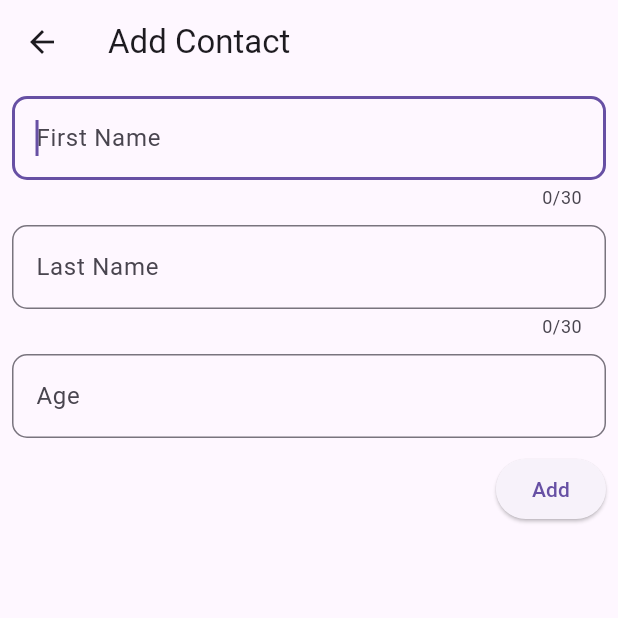
After one commit to feder1402/flutter_keys, a Flutter app: the screen it shows after launch, after a tap on the "delete" icon, after a tap on the "add" icon, on a phone screen of 412 x 824 dp, the top half of it. The commit adds this screen. Run offline on Flutter 3.47's test engine with Material 3 defaults, Android fonts, the phone set to English and light mode, and no system bars.

Commit message:
Replaced TextField by TextFormField

```diff
--- a/lib/components/input_fields/src/integer_input_field.dart
+++ b/lib/components/input_fields/src/integer_input_field.dart
@@ -15,7 +15,7 @@
 
   @override
   Widget build(BuildContext context) {
-    return TextField(
+    return TextFormField(
       controller: controller,
       decoration: InputDecoration(
           hintText: hintText,
--- /dev/null
+++ b/lib/components/page_frame.dart
@@ -0,0 +1,25 @@
+import 'package:flutter/material.dart';
+
+class PageFrame extends StatelessWidget {
+  final Widget child;
+  final Widget? title;
+  final List<Widget>? actions;
+
+  const PageFrame({super.key, required this.child, this.title, this.actions});
+
+  @override
+  Widget build(BuildContext context) {
+    return Scaffold(
+      appBar: AppBar(
+        title: title,
+        actions: actions,
+      ),
+      body: SafeArea(
+        child: Padding(
+          padding: const EdgeInsets.all(8.0),
+          child: child,
+        ),
+      ),
+    );
+  }
+}
--- a/lib/pages/home_page/home_page.dart
+++ b/lib/pages/home_page/home_page.dart
@@ -1,7 +1,8 @@
 import 'package:flutter/material.dart';
+import 'package:flutter_keys/components/page_frame.dart';
 import 'package:flutter_keys/models/contact.dart';
 import 'package:flutter_keys/pages/home_page/sections/contact_list/contact_list.dart';
-import 'package:flutter_keys/pages/home_page/sections/edit_contact.dart';
+import 'package:flutter_keys/pages/home_page/sections/contact_editor.dart';
 
 class HomePage extends StatefulWidget {
   const HomePage({super.key});
@@ -11,28 +12,33 @@
 }
 
 class _HomePageState extends State<HomePage> {
-  List<Contact> contacts = List.empty(growable: true);
+  List<Contact> contacts = [
+    Contact(firstName: 'John', lastName: 'Doe', age: 25),
+    Contact(firstName: 'Jane', lastName: 'Doe', age: 23),
+    Contact(firstName: 'Jimmy', lastName: 'Smith', age: 30),
+    Contact(firstName: 'Alice', lastName: 'Smith', age: 28),
+    Contact(firstName: 'Bob', lastName: 'Johnson', age: 35),
+    Contact(firstName: 'Vicki', lastName: 'Johnson', age: 33),
+    Contact(firstName: 'Tommy', lastName: 'Lee', age: 33),
+  ];
 
-  onSaveContact(contact) {
-    setState(() {
-      contacts.add(contact);
-    });
-  }
+  int selectedIndex = -1;
 
   @override
-  Widget build(BuildContext context) => Scaffold(
-        appBar: AppBar(
+  Widget build(BuildContext context) {
+    return PageFrame(
       title: const Text('Contacts'),
+      actions: [
+        IconButton(
+          icon: const Icon(Icons.add),
+          tooltip: 'Add Contact',
+          onPressed: () {
+            edit(-1);
+          },
         ),
-        body: SafeArea(
-          child: Padding(
-            padding: const EdgeInsets.all(8.0),
+      ],
       child: Column(
         children: [
-                ContactEditor(
-                  contact: contacts.isEmpty ? null : contacts.first,
-                  onSave: onSaveContact,
-                ),
           Expanded(
             child: contacts.isEmpty
                 ? const Center(
@@ -43,11 +49,49 @@
                   )
                 : ContactList(
                     contacts: contacts,
+                    onDelete: delete,
+                    onEdit: edit,
                   ),
           )
         ],
       ),
+    );
+  }
+
+  void delete(int index) {
+    setState(() {
+      contacts.removeAt(index);
+    });
+  }
+
+  void edit(int index) {
+    setState(() {
+      selectedIndex = index;
+    });
+    var contact =
+        contacts.isEmpty || selectedIndex == -1 ? null : contacts[index];
+    Navigator.of(context).push(
+      MaterialPageRoute(
+        builder: (context) => ContactEditor(
+          key: ValueKey(contact),
+          contact: contact,
+          onSave: onSaveContact,
         ),
       ),
     );
   }
+
+  onSaveContact(contact) {
+    Navigator.of(context).pop();
+    if (selectedIndex != -1) {
+      setState(() {
+        contacts[selectedIndex] = contact;
+        selectedIndex = -1;
+      });
+      return;
+    }
+    setState(() {
+      contacts.add(contact);
+    });
+  }
+}
--- a/lib/pages/home_page/sections/contact_list/contact_list.dart
+++ b/lib/pages/home_page/sections/contact_list/contact_list.dart
@@ -4,16 +4,33 @@
 
 class ContactList extends StatelessWidget {
   final List<Contact> contacts;
+  final void Function(int index) onDelete;
+  final void Function(int index) onEdit;
 
-  const ContactList({super.key, required this.contacts});
+  const ContactList({
+    super.key,
+    required this.contacts,
+    required this.onDelete,
+    required this.onEdit,
+  });
 
   @override
   Widget build(BuildContext context) {
     return ListView.builder(
-      itemBuilder: (context, index) => ContactTile(
-        contact: contacts[index],
-      ),
+      itemBuilder: buildItemWidget,
       itemCount: contacts.length,
     );
   }
+
+  Widget buildItemWidget(BuildContext context, int index) {
+    return ContactTile(
+      contact: contacts[index],
+      onDelete: () {
+        onDelete(index);
+      },
+      onEdit: () {
+        onEdit(index);
+      },
+    );
+  }
 }
--- a/lib/pages/home_page/sections/contact_list/contact_tile.dart
+++ b/lib/pages/home_page/sections/contact_list/contact_tile.dart
@@ -3,19 +3,36 @@
 
 class ContactTile extends StatelessWidget {
   final Contact contact;
+  final void Function() onDelete;
+  final void Function() onEdit;
 
-  const ContactTile({super.key, required this.contact});
+  const ContactTile(
+      {super.key,
+      required this.contact,
+      required this.onDelete,
+      required this.onEdit});
 
   @override
   Widget build(BuildContext context) {
     return Card(
       child: ListTile(
-        leading: CircleAvatar(
-          child: Text('${contact.firstName[0]}${contact.lastName[0]}'),
-        ),
-        title: Text('${contact.firstName} ${contact.lastName}'),
-        subtitle: Text(contact.age.toString()),
-      ),
+          onTap: onEdit,
+          leading: CircleAvatar(
+            child: Text(
+              '${contact.firstName[0]}${contact.lastName[0]}',
+              style: const TextStyle(fontWeight: FontWeight.bold),
+            ),
+          ),
+          title: Text(
+            '${contact.firstName} ${contact.lastName}',
+            style: const TextStyle(fontWeight: FontWeight.bold),
+          ),
+          subtitle: Text(contact.age.toString()),
+          trailing: IconButton(
+            tooltip: 'Delete',
+            onPressed: onDelete,
+            icon: const Icon(Icons.delete),
+          )),
     );
   }
 }
```
Also changed, not shown: lib/components/input_fields/src/string_input_field.dart (+7 -1 lines), lib/pages/home_page/sections/contact_editor.dart (renamed from lib/pages/home_page/sections/edit_contact.dart, +22 -35 lines). Lines whose indentation alone changed are shown as unchanged.
